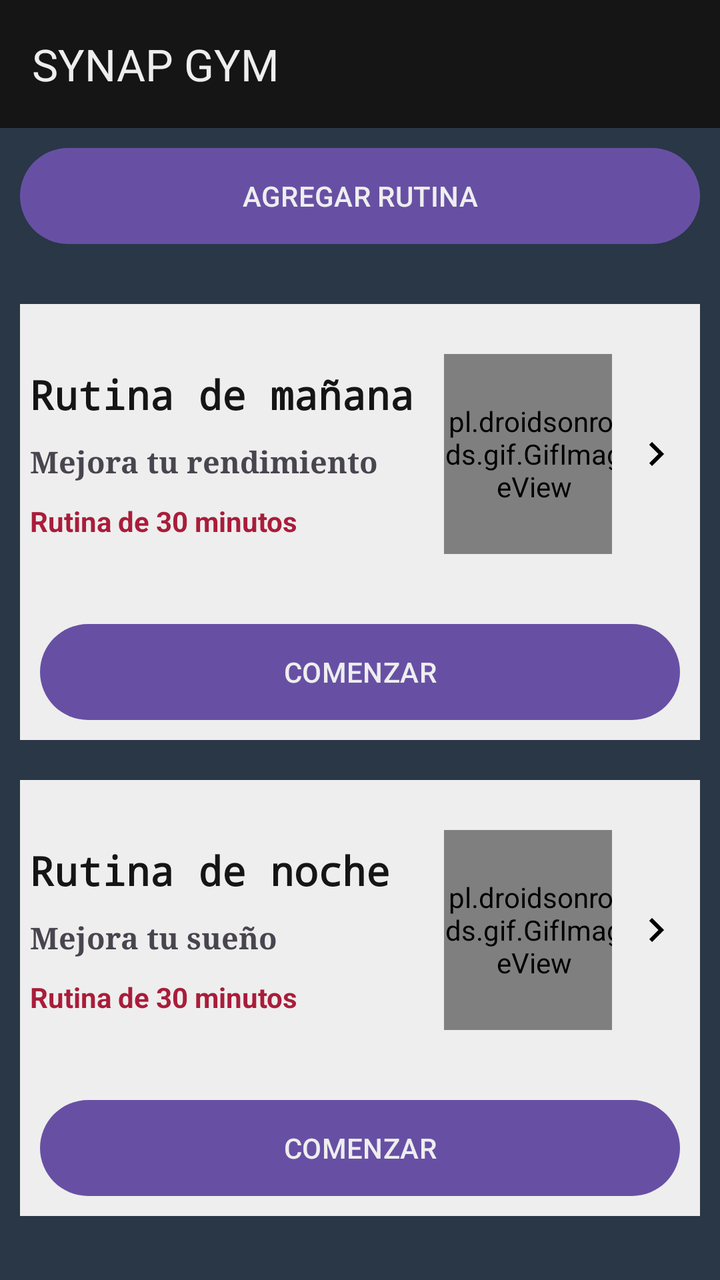
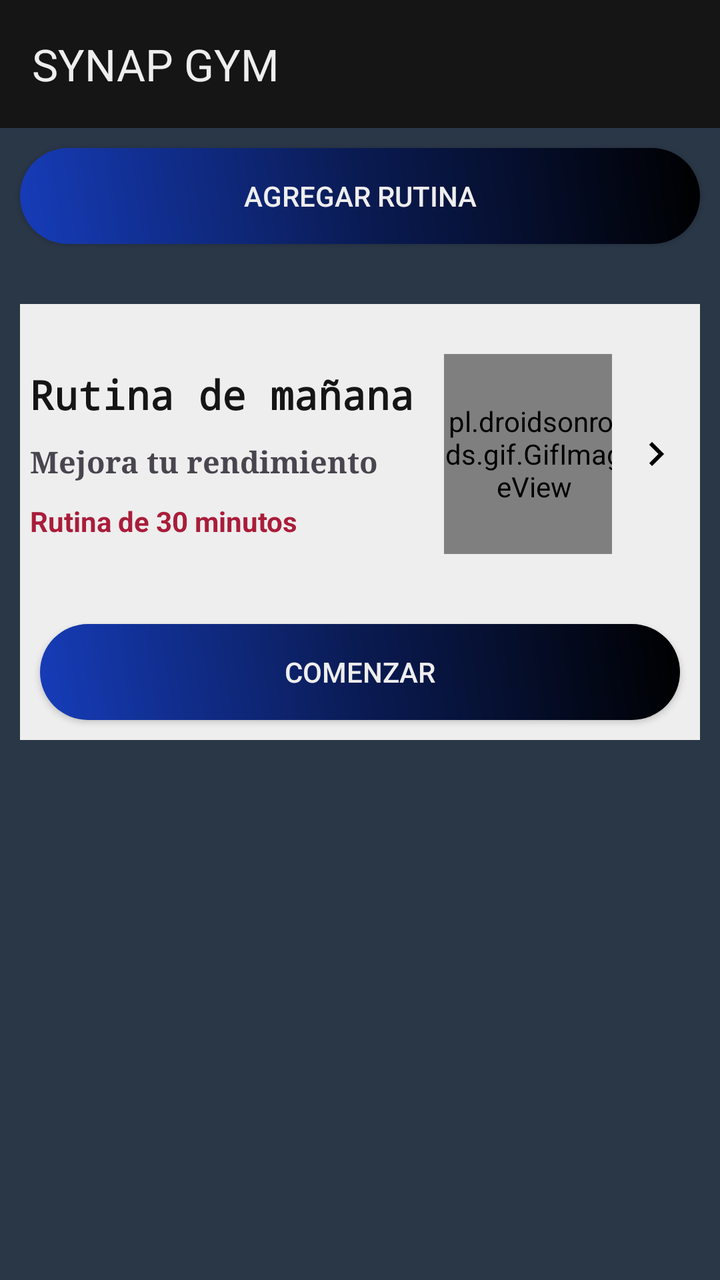

An Android layout rendered at two revisions. The XML below is the earlier revision; the diff shows what the commit changed to produce the second picture.
<!-- AndroidManifest.xml: application theme Theme.GymApp -->
<!-- res/layout/activity_main.xml -->
<?xml version="1.0" encoding="utf-8"?>
<LinearLayout xmlns:android="http://schemas.android.com/apk/res/android"
    xmlns:app="http://schemas.android.com/apk/res-auto"
    xmlns:tools="http://schemas.android.com/tools"
    android:id="@+id/main"
    android:layout_width="fill_parent"
    android:layout_height="fill_parent"
    android:background="#2A3747"
    android:orientation="vertical"
    tools:context="com.example.gymapp.MainActivity">

   <androidx.appcompat.widget.Toolbar
       android:id="@+id/toolbar"
       android:layout_width="match_parent"
       android:layout_height="?attr/actionBarSize"
       android:background="#151515"
       android:textAlignment="textEnd"
       android:theme="@style/ThemeOverlay.AppCompat.Dark.ActionBar"
       app:title="SYNAP GYM"
       app:titleTextColor="#EEEEEE"
       android:gravity="end"
       />
    <Button
        android:id="@+id/addNameButton"
        android:layout_width="fill_parent"
        android:layout_height="wrap_content"
        android:layout_margin="10.0dp"
        android:background="@drawable/btn"
        android:text="Agregar Rutina"
        android:textAllCaps="true"
        android:textColor="#EEEEEE" />
    <ScrollView
        android:id="@+id/scrollView"
        android:layout_width="fill_parent"
        android:layout_height="fill_parent"
        android:scrollbars="none">
        <LinearLayout
            android:id="@+id/scrollViewLayout"
            android:layout_marginTop="10dp"
            android:layout_width="fill_parent"
            android:layout_height="wrap_content"
            android:orientation="vertical">

        <LinearLayout
            android:layout_width="fill_parent"
            android:layout_height="fill_parent"
            android:layout_margin="10.0dp"
            android:layout_marginTop="15.0dp"
            android:background="#EEEEEE"
            android:orientation="vertical">

            <LinearLayout
                android:onClick="paraManana"
                android:baselineAligned="true"
                android:layout_width="fill_parent"
                android:layout_height="150.0dp"
                android:layout_gravity="center"
                android:gravity="center"
                android:orientation="horizontal"
                >
                <LinearLayout
                    android:layout_width="fill_parent"
                    android:layout_height="wrap_content"
                    android:layout_weight="1.0"
                    android:orientation="vertical"
                    >
                <TextView
                    android:layout_width="wrap_content"
                    android:layout_height="wrap_content"
                    android:fontFamily="monospace"
                    android:padding="5.0sp"
                    android:text="@string/rutina_de_ma_ana"
                    android:textColor="#151515"
                    android:textSize="20.0sp"
                    android:textStyle="bold"
                    />
                <TextView
                    android:layout_width="wrap_content"
                    android:layout_height="wrap_content"
                    android:fontFamily="serif"
                    android:padding="5.0dp"
                    android:text="@string/mejora_tu_rendimiento"
                    android:textSize="15.0sp"
                    android:textStyle="bold"/>

                <TextView
                    android:layout_width="wrap_content"
                    android:layout_height="wrap_content"
                    android:padding="5.0dp"
                    android:text="@string/rutina_de_30_minutos"
                    android:textColor="#A91D3A"
                    android:textStyle="bold"/>



                </LinearLayout>

            <LinearLayout
                android:layout_width="fill_parent"
                android:layout_height="wrap_content"
                android:layout_weight="2.0"
                >
                <pl.droidsonroids.gif.GifImageView
                    android:layout_width="270px"
                    android:layout_height="300px"
                    android:src="@drawable/exercise_1"
                    />



            </LinearLayout>

                <LinearLayout
                    android:layout_width="wrap_content"
                    android:layout_height="wrap_content"
                    android:layout_weight="0.0"
                    >
                    <ImageView
                        android:layout_width="fill_parent"
                        android:layout_height="wrap_content"
                        android:padding="10.0dp"
                        android:src="@drawable/baseline_keyboard_arrow_right_24"
                        />



                </LinearLayout>

            </LinearLayout>

            <Button
                android:id="@+id/start1"
                android:layout_width="fill_parent"
                android:layout_height="wrap_content"
                android:layout_margin="10.0dp"
                android:background="@drawable/btn"
                android:text="@string/comenzar2"
                android:textAllCaps="true"
                android:textColor="#EEEEEE"
                />

            </LinearLayout>



            <LinearLayout
                android:layout_width="fill_parent"
                android:layout_height="fill_parent"
                android:layout_margin="10.0dp"
                android:layout_marginTop="15.0dp"
                android:background="#EEEEEE"
                android:orientation="vertical">

                <LinearLayout
                    android:onClick="paraNoche"
                    android:baselineAligned="true"
                    android:layout_width="fill_parent"
                    android:layout_height="150.0dp"
                    android:layout_gravity="center"
                    android:gravity="center"
                    android:orientation="horizontal"
                    >
                    <LinearLayout
                        android:layout_width="fill_parent"
                        android:layout_height="wrap_content"
                        android:layout_weight="1.0"
                        android:orientation="vertical"
                        >
                        <TextView
                            android:layout_width="wrap_content"
                            android:layout_height="wrap_content"
                            android:fontFamily="monospace"
                            android:padding="5.0dp"
                            android:text="@string/rutina_de_noche"
                            android:textColor="#151515"
                            android:textSize="20.0sp"
                            android:textStyle="bold"
                            />
                        <TextView
                            android:layout_width="wrap_content"
                            android:layout_height="wrap_content"
                            android:fontFamily="serif"
                            android:padding="5.0dp"
                            android:text="@string/mejora_tu_sue_o"
                            android:textSize="15.0sp"
                            android:textStyle="bold"/>

                        <TextView
                            android:layout_width="wrap_content"
                            android:layout_height="wrap_content"
                            android:padding="5.0dp"
                            android:text="@string/rutina_de_30_minutos2"
                            android:textColor="#A91D3A"
                            android:textStyle="bold"/>



                    </LinearLayout>

                    <LinearLayout
                        android:layout_width="fill_parent"
                        android:layout_height="wrap_content"
                        android:layout_weight="2.0"
                        >

                        <pl.droidsonroids.gif.GifImageView
                            android:layout_width="270px"
                            android:layout_height="300px"
                            android:src="@drawable/exercise_1" />


                    </LinearLayout>

                    <LinearLayout
                        android:layout_width="wrap_content"
                        android:layout_height="wrap_content"
                        android:layout_weight="0.0"
                        >
                        <ImageView
                            android:layout_width="fill_parent"
                            android:layout_height="wrap_content"
                            android:padding="10.0dp"
                            android:src="@drawable/baseline_keyboard_arrow_right_24"
                            />



                    </LinearLayout>

                </LinearLayout>

                <Button
                    android:id="@+id/start2"
                    android:layout_width="fill_parent"
                    android:layout_height="wrap_content"
                    android:layout_margin="10.0dp"
                    android:background="@drawable/btn"
                    android:text="@string/comenzar"
                    android:textAllCaps="true"
                    android:textColor="#EEEEEE"
                    />

            </LinearLayout>



        </LinearLayout>


    </ScrollView>

</LinearLayout>
<!-- resources referenced by this layout -->
<resources>
  <!-- drawable baseline_keyboard_arrow_right_24 (drawable) -->
  <vector xmlns:android="http://schemas.android.com/apk/res/android" android:autoMirrored="true" android:height="24dp" android:tint="#000000" android:viewportHeight="24" android:viewportWidth="24" android:width="24dp">
        
      <path android:fillColor="@android:color/white" android:pathData="M8.59,16.59L13.17,12 8.59,7.41 10,6l6,6 -6,6 -1.41,-1.41z"/>
      
  </vector>
  <!-- drawable btn (drawable) -->
  <?xml version="1.0" encoding="utf-8"?>
  <shape xmlns:android="http://schemas.android.com/apk/res/android"
      android:shape="rectangle">
  
     <corners android:radius="50.0dp" />
      <gradient
          android:angle="45"
          android:centerColor="#C73659"
          android:startColor="#A91D3A"
          android:endColor="#A91D3A"
          android:type="linear"
          />
      <padding
          android:left="0dp"
          android:top="0dp"
          android:right="0dp"
          android:bottom="0dp"
          />
  
      <size
          android:width="30dp"
          android:height="25dp"
  
          />
  </shape>
  <!-- drawable exercise_1: gif bitmap (drawable, 27470 bytes) -->
  <string name="comenzar">Comenzar</string>
  <string name="comenzar2">comenzar</string>
  <string name="mejora_tu_rendimiento">Mejora tu rendimiento</string>
  <string name="mejora_tu_sue_o">Mejora tu sueño</string>
  <string name="rutina_de_30_minutos">Rutina de 30 minutos</string>
  <string name="rutina_de_30_minutos2">Rutina de 30 minutos</string>
  <string name="rutina_de_ma_ana">Rutina de mañana</string>
  <string name="rutina_de_noche">Rutina de noche</string>
  <style name="Theme.GymApp" parent="Base.Theme.GymApp" />
  <style name="Base.Theme.GymApp" parent="Theme.Material3.DayNight.NoActionBar">
          
          
      </style>
</resources>

<!-- the commit's change to res/layout/activity_main.xml (unified diff, before → after) -->
@@ -20,7 +20,8 @@
        app:titleTextColor="#EEEEEE"
        android:gravity="end"
        />
-    <Button
+    <androidx.appcompat.widget.AppCompatButton
+
         android:id="@+id/addNameButton"
         android:layout_width="fill_parent"
         android:layout_height="wrap_content"
@@ -128,7 +129,8 @@
 
             </LinearLayout>
 
-            <Button
+            <androidx.appcompat.widget.AppCompatButton
+
                 android:id="@+id/start1"
                 android:layout_width="fill_parent"
                 android:layout_height="wrap_content"
@@ -141,109 +143,6 @@
 
             </LinearLayout>
 
-
-
-            <LinearLayout
-                android:layout_width="fill_parent"
-                android:layout_height="fill_parent"
-                android:layout_margin="10.0dp"
-                android:layout_marginTop="15.0dp"
-                android:background="#EEEEEE"
-                android:orientation="vertical">
-
-                <LinearLayout
-                    android:onClick="paraNoche"
-                    android:baselineAligned="true"
-                    android:layout_width="fill_parent"
-                    android:layout_height="150.0dp"
-                    android:layout_gravity="center"
-                    android:gravity="center"
-                    android:orientation="horizontal"
-                    >
-                    <LinearLayout
-                        android:layout_width="fill_parent"
-                        android:layout_height="wrap_content"
-                        android:layout_weight="1.0"
-                        android:orientation="vertical"
-                        >
-                        <TextView
-                            android:layout_width="wrap_content"
-                            android:layout_height="wrap_content"
-                            android:fontFamily="monospace"
-                            android:padding="5.0dp"
-                            android:text="@string/rutina_de_noche"
-                            android:textColor="#151515"
-                            android:textSize="20.0sp"
-                            android:textStyle="bold"
-                            />
-                        <TextView
-                            android:layout_width="wrap_content"
-                            android:layout_height="wrap_content"
-                            android:fontFamily="serif"
-                            android:padding="5.0dp"
-                            android:text="@string/mejora_tu_sue_o"
-                            android:textSize="15.0sp"
-                            android:textStyle="bold"/>
-
-                        <TextView
-                            android:layout_width="wrap_content"
-                            android:layout_height="wrap_content"
-                            android:padding="5.0dp"
-                            android:text="@string/rutina_de_30_minutos2"
-                            android:textColor="#A91D3A"
-                            android:textStyle="bold"/>
-
-
-
-                    </LinearLayout>
-
-                    <LinearLayout
-                        android:layout_width="fill_parent"
-                        android:layout_height="wrap_content"
-                        android:layout_weight="2.0"
-                        >
-
-                        <pl.droidsonroids.gif.GifImageView
-                            android:layout_width="270px"
-                            android:layout_height="300px"
-                            android:src="@drawable/exercise_1" />
-
-
-                    </LinearLayout>
-
-                    <LinearLayout
-                        android:layout_width="wrap_content"
-                        android:layout_height="wrap_content"
-                        android:layout_weight="0.0"
-                        >
-                        <ImageView
-                            android:layout_width="fill_parent"
-                            android:layout_height="wrap_content"
-                            android:padding="10.0dp"
-                            android:src="@drawable/baseline_keyboard_arrow_right_24"
-                            />
-
-
-
-                    </LinearLayout>
-
-                </LinearLayout>
-
-                <Button
-                    android:id="@+id/start2"
-                    android:layout_width="fill_parent"
-                    android:layout_height="wrap_content"
-                    android:layout_margin="10.0dp"
-                    android:background="@drawable/btn"
-                    android:text="@string/comenzar"
-                    android:textAllCaps="true"
-                    android:textColor="#EEEEEE"
-                    />
-
-            </LinearLayout>
-
-
-
         </LinearLayout>
 
 
<!-- resource entries referenced after the edit -->
@@ -7,40 +7,27 @@
       
   </vector>
   <!-- drawable btn (drawable) -->
-  <?xml version="1.0" encoding="utf-8"?>
   <shape xmlns:android="http://schemas.android.com/apk/res/android"
       android:shape="rectangle">
   
-     <corners android:radius="50.0dp" />
+      <corners android:radius="50dp" />
       <gradient
           android:angle="45"
-          android:centerColor="#C73659"
-          android:startColor="#A91D3A"
-          android:endColor="#A91D3A"
-          android:type="linear"
-          />
+          android:centerColor="#0A1B53"
+          android:startColor="#163CB9"
+          android:endColor="#000000"
+          android:type="linear" />
       <padding
           android:left="0dp"
           android:top="0dp"
           android:right="0dp"
-          android:bottom="0dp"
-          />
-  
-      <size
-          android:width="30dp"
-          android:height="25dp"
-  
-          />
+          android:bottom="0dp" />
   </shape>
   <!-- drawable exercise_1: gif bitmap (drawable, 27470 bytes) -->
-  <string name="comenzar">Comenzar</string>
   <string name="comenzar2">comenzar</string>
   <string name="mejora_tu_rendimiento">Mejora tu rendimiento</string>
-  <string name="mejora_tu_sue_o">Mejora tu sueño</string>
   <string name="rutina_de_30_minutos">Rutina de 30 minutos</string>
-  <string name="rutina_de_30_minutos2">Rutina de 30 minutos</string>
   <string name="rutina_de_ma_ana">Rutina de mañana</string>
-  <string name="rutina_de_noche">Rutina de noche</string>
   <style name="Theme.GymApp" parent="Base.Theme.GymApp" />
   <style name="Base.Theme.GymApp" parent="Theme.Material3.DayNight.NoActionBar">
           
